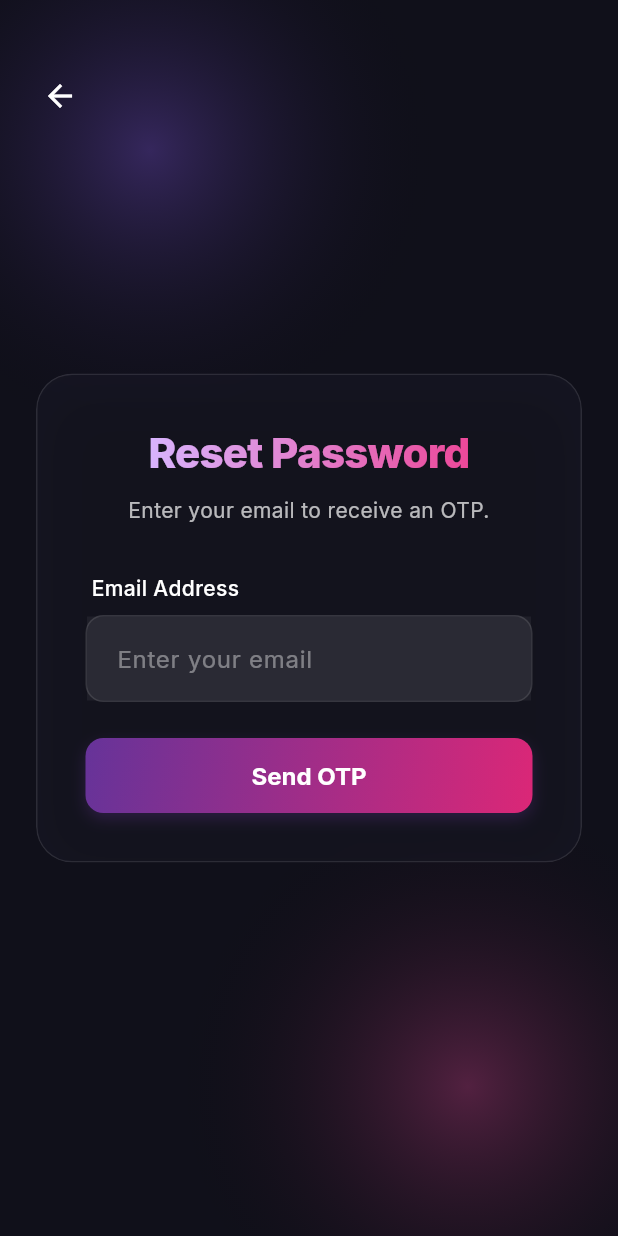
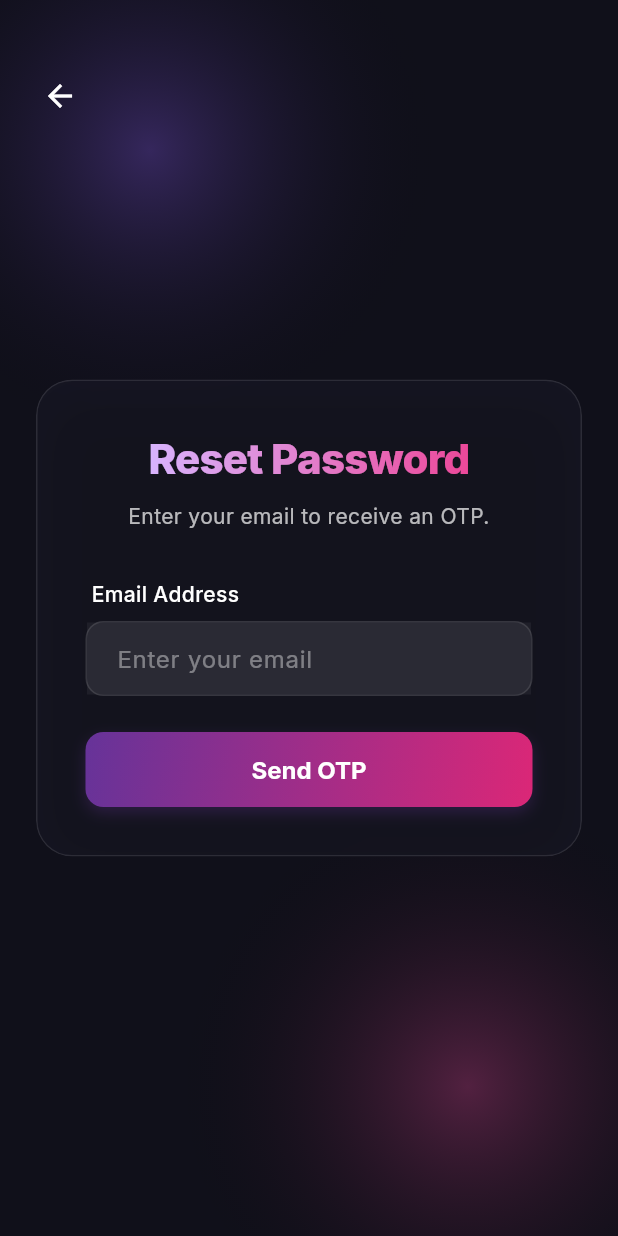
Before and after one commit to bibek-beebayk/rollin-community, a Flutter app: the screen it shows after launch, after a tap on "Forgot Password?", on a phone screen of 412 x 824 dp. Run offline on Flutter 3.47's test engine with Material 3 defaults, Android fonts, the phone set to English and light mode, and no system bars; our stand-ins replace chewie, file_picker, firebase_core, firebase_messaging, google_fonts, shared_preferences and 1 more; accounts and stored records are empty.

Commit message:
feat: expand inoout box to view longer messages

```diff
--- a/lib/widgets/custom_input.dart
+++ b/lib/widgets/custom_input.dart
@@ -30,7 +30,11 @@ class CustomInput extends StatelessWidget {
         controller: controller,
         focusNode: focusNode,
         obscureText: obscureText,
-        keyboardType: keyboardType,
+        keyboardType: keyboardType == TextInputType.text && !obscureText
+            ? TextInputType.multiline
+            : keyboardType,
+        minLines: 1,
+        maxLines: obscureText ? 1 : 5,
         style: const TextStyle(color: Colors.white),
         decoration: InputDecoration(
           hintText: hintText,
@@ -38,7 +42,8 @@ class CustomInput extends StatelessWidget {
           border: InputBorder.none,
           focusedBorder: InputBorder.none,
           enabledBorder: InputBorder.none,
-          contentPadding: const EdgeInsets.all(16),
+          contentPadding:
+              const EdgeInsets.symmetric(horizontal: 16, vertical: 8),
         ),
       ),
     );
```
Also changed, not shown: lib/screens/chat_screen.dart (+6 -4 lines).
